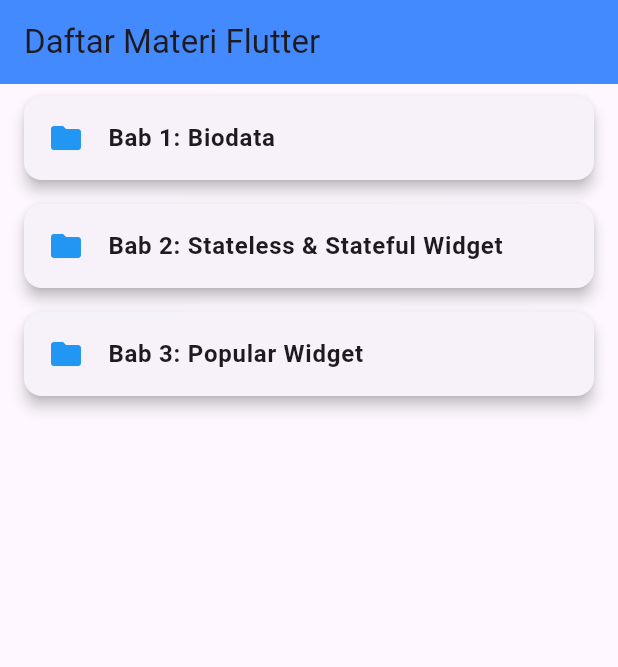
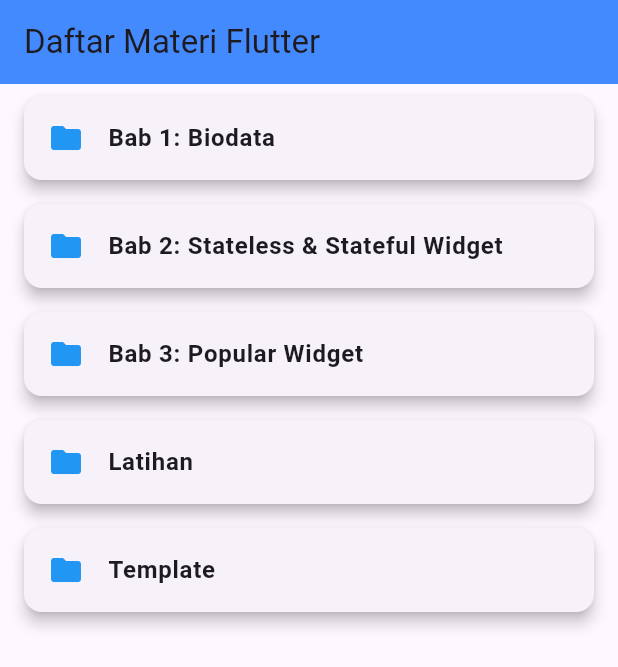
Before and after one commit to lemaopisang/Flutter-Training, a Flutter app: the screen it shows after launch, on a phone screen of 412 x 824 dp. Shown: the top 667 px of the screen. Run offline on Flutter 3.47's test engine with Material 3 defaults, Android fonts, the phone set to English and light mode, and no system bars.

Commit message:
Menu fix

```diff
--- a/biodata_app/lib/main.dart
+++ b/biodata_app/lib/main.dart
@@ -1,8 +1,11 @@
 import 'package:flutter/material.dart';
 
-void main() {
-  runApp(
-    MaterialApp(
+class LatihanBiodataDetailPage extends StatelessWidget {
+  const LatihanBiodataDetailPage({super.key});
+
+  @override
+  Widget build(BuildContext context) {
+    return MaterialApp(
       home: Scaffold(
         appBar: AppBar(
           title: const Text("About Me!"),
@@ -15,6 +18,6 @@ void main() {
             ),
         ),
       ),
-    ),
-  );
+    );
+  }
 }
--- a/materi_flutter/lib/data/materi_data.dart
+++ b/materi_flutter/lib/data/materi_data.dart
@@ -13,9 +13,7 @@ final List<Map<String, dynamic>> materiData = [
   {
     'title': 'Bab 2: Stateless & Stateful Widget',
     'contents': [
-      {'title': 'Pengenalan Stateless Widget', 'body': 'Stateless widget adalah widget yang tidak memiliki state (keadaan) yang dapat berubah seiring waktu. Contoh: Text, Icon, Image.'},
       {'title': 'Contoh Stateless Widget', 'route': '/statelessWidgetDetail'},
-      {'title': 'Pengenalan Stateful Widget', 'body': 'Stateful widget adalah widget yang memiliki state (keadaan) yang dapat berubah secara dinamis. Contoh: Checkbox, Radio, TextField.'},
       {'title': 'Contoh Stateful Widget', 'route': '/statefulWidgetDetail'},
     ],
   },
@@ -23,7 +21,21 @@ final List<Map<String, dynamic>> materiData = [
     'title': 'Bab 3: Popular Widget',
     'contents': [
       {'title': 'Tentang Popular Widget', 'route': '/popularWidgetDetail'},
-      {'title': 'Container & Column Widget', 'body': 'Widget Container digunakan untuk menata widget. Widget Column digunakan untuk menata widget secara vertikal.'},
+    ],
+  },
+  {
+    'title': 'Latihan',
+    'contents': [
+      {'title': 'Latihan Membuat Aplikasi Biodata', 'route': '/latihanBiodataDetail'},
+      {'title': 'Latihan Membuat Aplikasi Popular Widget', 'route': '/latihanPopularWidget'},
+    ],
+  },
+  {
+    'title': 'Template',
+    'contents': [
+      {'title': 'template', 'body': 'template'},
+      {'title': 'template', 'body': 'template'},
+      {'title': 'template', 'body': 'template'},
     ],
   },
 ];
--- /dev/null
+++ b/materi_flutter/lib/pages/latihan_biodata_detail_page.dart
@@ -0,0 +1,23 @@
+// lib/pages/latihan_biodata_detail_page.dart
+
+import 'package:flutter/material.dart';
+
+class LatihanBiodataDetailPage extends StatelessWidget {
+  const LatihanBiodataDetailPage({super.key});
+
+  @override
+  Widget build(BuildContext context) {
+    return Scaffold(
+      appBar: AppBar(
+        title: const Text("About Me!"),
+        backgroundColor: Colors.grey[400],
+      ),
+      body: const Center(
+        child: Text(
+          'Muhammad Arkandi Syahputra Santosa, XII RPL',
+          style: TextStyle(fontSize: 35),
+        ),
+      ),
+    );
+  }
+}
```
Also changed, not shown: materi_flutter/lib/main.dart (+9 -1 lines), materi_flutter/lib/pages/latihan_page.dart (deleted, +0 -22 lines), 2 other files.
